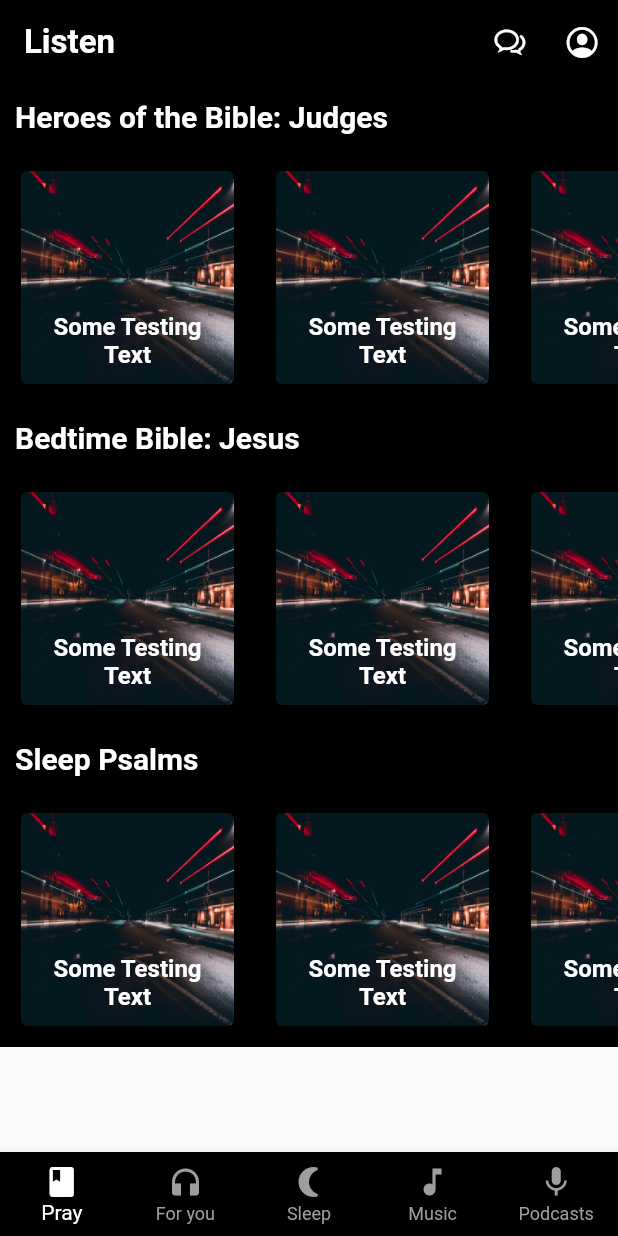
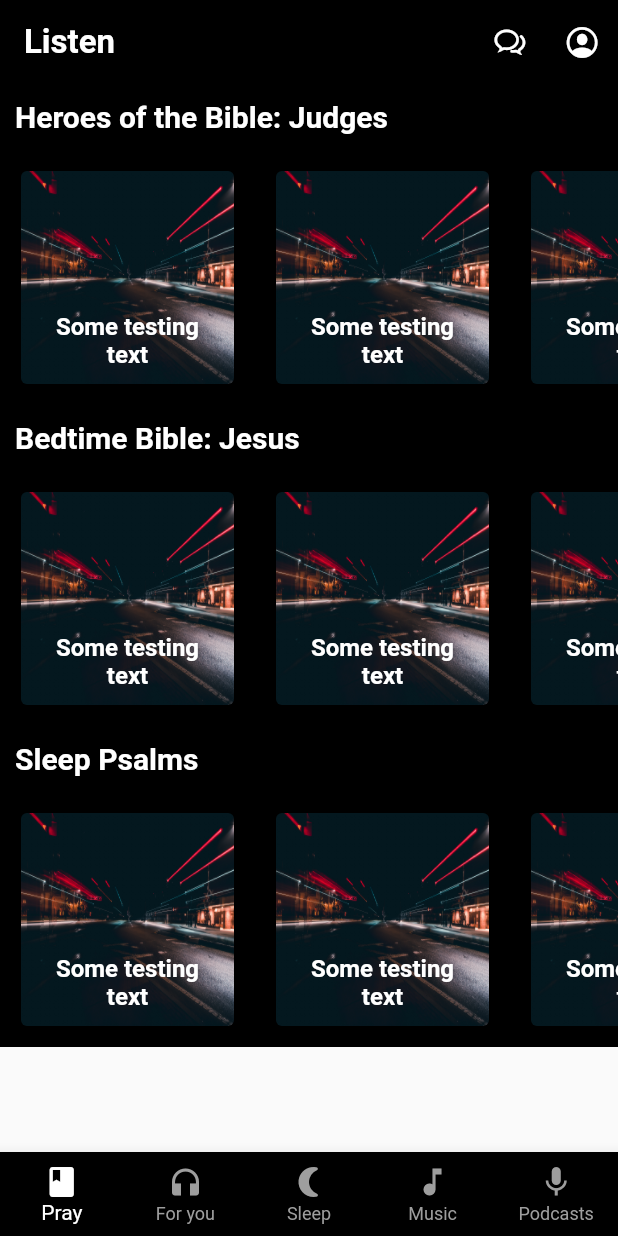
Before and after one commit to Igbana/pray_practice, a Flutter app: the screen it shows after launch, on a phone screen of 412 x 824 dp. Run offline on Flutter 3.47's test engine with Material 2 defaults, Android fonts, the phone set to English and light mode, and no system bars.

Commit message:
Converted cards to reuseable widgets

```diff
--- a/lib/main.dart
+++ b/lib/main.dart
@@ -1,5 +1,6 @@
 import 'package:flutter/cupertino.dart';
 import 'package:flutter/material.dart';
+import 'package:pray/mycard.dart';
 
 void main() {
   runApp(const MaterialApp(
@@ -73,16 +74,18 @@ class _HomeState extends State<Home> {
               SingleChildScrollView(
                 scrollDirection: Axis.horizontal,
                 child: Row(
-                  children: const [
-                    MyCard(),
-                    MyCard(),
-                    MyCard(),
-                    MyCard(),
-                    MyCard(),
-                    MyCard(),
-                    MyCard(),
-                    MyCard(),
-                    MyCard(),
+                  children: [
+                    MyCard(image: 'images/img.jpg', caption: 'Some testing text', onTap: () {},),
+                    MyCard(image: 'images/img.jpg', caption: 'Some testing text', onTap: () {},),
+                    MyCard(image: 'images/img.jpg', caption: 'Some testing text', onTap: () {},),
+                    MyCard(image: 'images/img.jpg', caption: 'Some testing text', onTap: () {},),
+                    MyCard(image: 'images/img.jpg', caption: 'Some testing text', onTap: () {},),
+                    MyCard(image: 'images/img.jpg', caption: 'Some testing text', onTap: () {},),
+                    MyCard(image: 'images/img.jpg', caption: 'Some testing text', onTap: () {},),
+                    MyCard(image: 'images/img.jpg', caption: 'Some testing text', onTap: () {},),
+                    MyCard(image: 'images/img.jpg', caption: 'Some testing text', onTap: () {},),
+                    MyCard(image: 'images/img.jpg', caption: 'Some testing text', onTap: () {},),
+                    MyCard(image: 'images/img.jpg', caption: 'Some testing text', onTap: () {},),
                   ],
                 ),
               ),
@@ -106,16 +109,18 @@ class _HomeState extends State<Home> {
               SingleChildScrollView(
                 scrollDirection: Axis.horizontal,
                 child: Row(
-                  children: const [
-                    MyCard(),
-                    MyCard(),
-                    MyCard(),
-                    MyCard(),
-                    MyCard(),
-                    MyCard(),
-                    MyCard(),
-                    MyCard(),
-                    MyCard(),
+                  children: [
+                    MyCard(image: 'images/img.jpg', caption: 'Some testing text', onTap: () {},),
+                    MyCard(image: 'images/img.jpg', caption: 'Some testing text', onTap: () {},),
+                    MyCard(image: 'images/img.jpg', caption: 'Some testing text', onTap: () {},),
+                    MyCard(image: 'images/img.jpg', caption: 'Some testing text', onTap: () {},),
+                    MyCard(image: 'images/img.jpg', caption: 'Some testing text', onTap: () {},),
+                    MyCard(image: 'images/img.jpg', caption: 'Some testing text', onTap: () {},),
+                    MyCard(image: 'images/img.jpg', caption: 'Some testing text', onTap: () {},),
+                    MyCard(image: 'images/img.jpg', caption: 'Some testing text', onTap: () {},),
+                    MyCard(image: 'images/img.jpg', caption: 'Some testing text', onTap: () {},),
+                    MyCard(image: 'images/img.jpg', caption: 'Some testing text', onTap: () {},),
+                    MyCard(image: 'images/img.jpg', caption: 'Some testing text', onTap: () {},),
                   ],
                 ),
               ),
@@ -139,16 +144,19 @@ class _HomeState extends State<Home> {
               SingleChildScrollView(
                 scrollDirection: Axis.horizontal,
                 child: Row(
-                  children: const [
-                    MyCard(),
-                    MyCard(),
-                    MyCard(),
-                    MyCard(),
-                    MyCard(),
-                    MyCard(),
-                    MyCard(),
-                    MyCard(),
-                    MyCard(),
+                  children: [
+                    MyCard(image: 'images/img.jpg', caption: 'Some testing text', onTap: () {},),
+                    MyCard(image: 'images/img.jpg', caption: 'Some testing text', onTap: () {},),
+                    MyCard(image: 'images/img.jpg', caption: 'Some testing text', onTap: () {},),
+                    MyCard(image: 'images/img.jpg', caption: 'Some testing text', onTap: () {},),
+                    MyCard(image: 'images/img.jpg', caption: 'Some testing text', onTap: () {},),
+                    MyCard(image: 'images/img.jpg', caption: 'Some testing text', onTap: () {},),
+                    MyCard(image: 'images/img.jpg', caption: 'Some testing text', onTap: () {},),
+                    MyCard(image: 'images/img.jpg', caption: 'Some testing text', onTap: () {},),
+                    MyCard(image: 'images/img.jpg', caption: 'Some testing text', onTap: () {},),
+                    MyCard(image: 'images/img.jpg', caption: 'Some testing text', onTap: () {},),
+                    MyCard(image: 'images/img.jpg', caption: 'Some testing text', onTap: () {},),
+
                   ],
                 ),
               ),
@@ -160,50 +168,4 @@ class _HomeState extends State<Home> {
   }
 }
 
-//TODO Make the classes collect text and image as variables
 //TODO Add the category top bar
-
-class MyCard extends StatefulWidget {
-  const MyCard({Key? key}) : super(key: key);
-
-  @override
-  State<MyCard> createState() => _MyCardState();
-}
-
-class _MyCardState extends State<MyCard> {
-  @override
-  Widget build(BuildContext context) {
-    return Padding(
-      padding: const EdgeInsets.all(10.0),
-      child: SizedBox(
-        height: 150,
-        width: 150,
-        child: Card(
-          semanticContainer: true,
-          clipBehavior: Clip.antiAliasWithSaveLayer,
-          child: Container(
-            decoration: const BoxDecoration(
-              image: DecorationImage(
-                image: AssetImage('images/img.jpg'),
-                fit: BoxFit.fill,
-              ),
-            ),
-            child: const Padding(
-              padding: EdgeInsets.all(10),
-              child: Align(
-                alignment: Alignment.bottomCenter,
-                  child: Text(
-                    "Some Testing Text",
-                    textAlign: TextAlign.center,
-                    style: TextStyle(
-                    fontWeight: FontWeight.bold,
-                    fontSize: 16,
-                    color: Colors.white,
-                  ),)),
-            ),
-          ),
-        ),
-      ),
-    );
-  }
-}
--- /dev/null
+++ b/lib/mycard.dart
@@ -0,0 +1,46 @@
+import 'package:flutter/material.dart';
+
+class MyCard extends StatelessWidget {
+  Function onTap;
+  String image = 'images/img.jpg';
+  String caption = "Some Testing Text";
+  MyCard({Key? key, required this.image, required this.caption, required this.onTap}) : super(key: key);
+  @override
+  Widget build(BuildContext context) {
+    return GestureDetector(
+      onTap: onTap(),
+      child: Padding(
+        padding: const EdgeInsets.all(10.0),
+        child: SizedBox(
+          height: 150,
+          width: 150,
+          child: Card(
+            semanticContainer: true,
+            clipBehavior: Clip.antiAliasWithSaveLayer,
+            child: Container(
+              decoration: BoxDecoration(
+                image: DecorationImage(
+                  image: AssetImage(image),
+                  fit: BoxFit.fill,
+                ),
+              ),
+              child: Padding(
+                padding: const EdgeInsets.all(10),
+                child: Align(
+                    alignment: Alignment.bottomCenter,
+                    child: Text(
+                      caption,
+                      textAlign: TextAlign.center,
+                      style: const TextStyle(
+                        fontWeight: FontWeight.bold,
+                        fontSize: 16,
+                        color: Colors.white,
+                      ),)),
+              ),
+            ),
+          ),
+        ),
+      ),
+    );
+  }
+}
```
